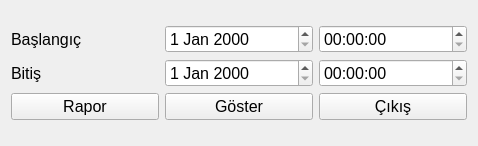
Qt form report.ui (mbasaran77/dbase) before a commit.
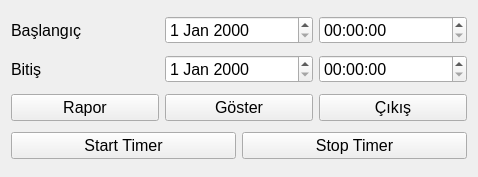
The same form after that commit.

Commit message: db ok report cont

Diff of the .ui file:
```diff
--- a/report.ui
+++ b/report.ui
@@ -7,15 +7,15 @@
     <x>0</x>
     <y>0</y>
     <width>478</width>
-    <height>146</height>
+    <height>177</height>
    </rect>
   </property>
   <property name="windowTitle">
    <string>report</string>
   </property>
-  <layout class="QGridLayout" name="gridLayout_2">
-   <item row="0" column="0">
-    <layout class="QVBoxLayout" name="verticalLayout_2">
+  <layout class="QHBoxLayout" name="horizontalLayout_5">
+   <item>
+    <layout class="QVBoxLayout" name="verticalLayout">
      <item>
       <layout class="QHBoxLayout" name="horizontalLayout_2">
        <item>
@@ -124,6 +124,34 @@
        </item>
       </layout>
      </item>
+     <item>
+      <layout class="QHBoxLayout" name="horizontalLayout">
+       <item>
+        <widget class="QPushButton" name="pushButton_start_time">
+         <property name="font">
+          <font>
+           <pointsize>12</pointsize>
+          </font>
+         </property>
+         <property name="text">
+          <string>Start Timer</string>
+         </property>
+        </widget>
+       </item>
+       <item>
+        <widget class="QPushButton" name="pushButton_stop_time">
+         <property name="font">
+          <font>
+           <pointsize>12</pointsize>
+          </font>
+         </property>
+         <property name="text">
+          <string>Stop Timer</string>
+         </property>
+        </widget>
+       </item>
+      </layout>
+     </item>
     </layout>
    </item>
   </layout>
```
The commit also changes 7 other files.
